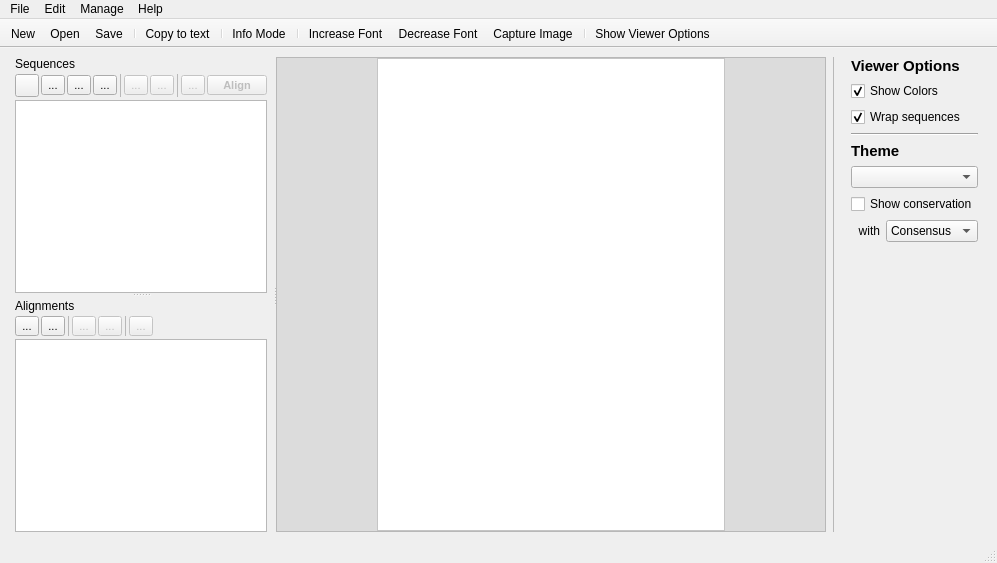
Before: the Qt Designer form src/linnaeo/linnaeo.ui in beowulfey/Linnaeo, drawn with Qt 5.
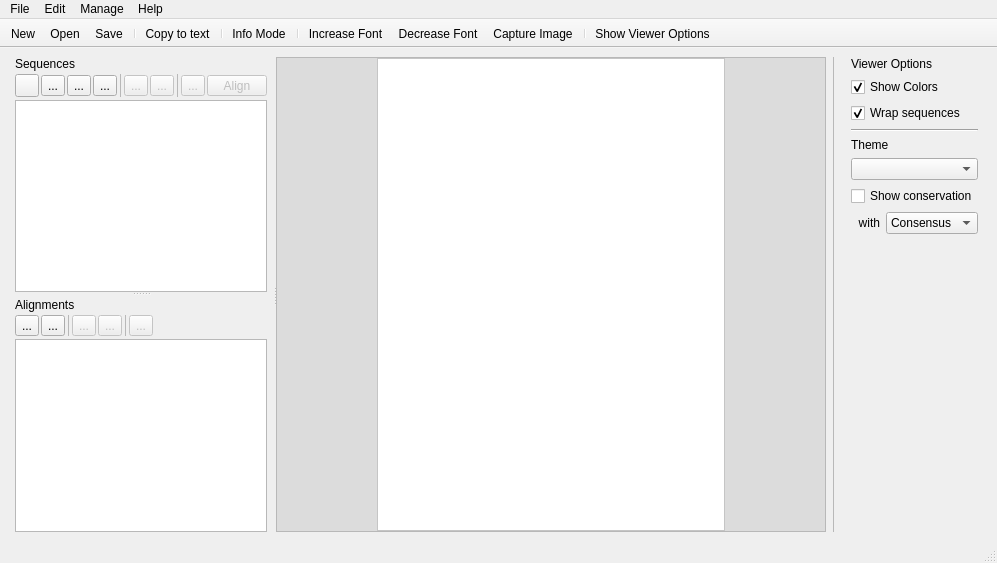
After: the same form once the commit is applied. Icons and pictures are not drawn. Custom widgets are drawn as their Qt base class.

```diff
--- a/src/linnaeo/linnaeo.ui
+++ b/src/linnaeo/linnaeo.ui
@@ -10,13 +10,6 @@
     <height>563</height>
    </rect>
   </property>
-  <property name="font">
-   <font>
-    <family>Arial</family>
-    <pointsize>9</pointsize>
-    <stylestrategy>PreferAntialias</stylestrategy>
-   </font>
-  </property>
   <property name="windowTitle">
    <string>Linnaeo</string>
   </property>
@@ -43,13 +36,6 @@
 }</string>
   </property>
   <widget class="QWidget" name="centralwidget">
-   <property name="font">
-    <font>
-     <family>Arial</family>
-     <pointsize>8</pointsize>
-     <stylestrategy>PreferDefault</stylestrategy>
-    </font>
-   </property>
    <layout class="QHBoxLayout" name="horizontalLayout">
     <item>
      <widget class="QSplitter" name="splitter_2">
@@ -179,13 +165,6 @@
               </item>
               <item>
                <widget class="QToolButton" name="downloadSeqButton">
-                <property name="font">
-                 <font>
-                  <family>Arial</family>
-                  <pointsize>8</pointsize>
-                  <stylestrategy>PreferDefault</stylestrategy>
-                 </font>
-                </property>
                 <property name="text">
                  <string>...</string>
                 </property>
@@ -197,13 +176,6 @@
               </item>
               <item>
                <widget class="QToolButton" name="importSequenceButton">
-                <property name="font">
-                 <font>
-                  <family>Arial</family>
-                  <pointsize>8</pointsize>
-                  <stylestrategy>PreferDefault</stylestrategy>
-                 </font>
-                </property>
                 <property name="text">
                  <string>...</string>
                 </property>
@@ -215,13 +187,6 @@
               </item>
               <item>
                <widget class="QToolButton" name="addSequenceFolderButton">
-                <property name="font">
-                 <font>
-                  <family>Arial</family>
-                  <pointsize>8</pointsize>
-                  <stylestrategy>PreferDefault</stylestrategy>
-                 </font>
-                </property>
                 <property name="toolTip">
                  <string>Add folder to sequence viewer</string>
                 </property>
@@ -259,13 +224,6 @@
                 <property name="enabled">
                  <bool>false</bool>
                 </property>
-                <property name="font">
-                 <font>
-                  <family>Arial</family>
-                  <pointsize>8</pointsize>
-                  <stylestrategy>PreferDefault</stylestrategy>
-                 </font>
-                </property>
                 <property name="text">
                  <string>...</string>
                 </property>
@@ -280,13 +238,6 @@
                 <property name="enabled">
                  <bool>false</bool>
                 </property>
-                <property name="font">
-                 <font>
-                  <family>Arial</family>
-                  <pointsize>8</pointsize>
-                  <stylestrategy>PreferDefault</stylestrategy>
-                 </font>
-                </property>
                 <property name="text">
                  <string>...</string>
                 </property>
@@ -321,13 +272,6 @@
                 <property name="enabled">
                  <bool>false</bool>
                 </property>
-                <property name="font">
-                 <font>
-                  <family>Arial</family>
-                  <pointsize>8</pointsize>
-                  <stylestrategy>PreferDefault</stylestrategy>
-                 </font>
-                </property>
                 <property name="text">
                  <string>...</string>
                 </property>
@@ -339,13 +283,6 @@
               </item>
               <item>
                <spacer name="horizontalSpacer_4">
-                <property name="font">
-                 <font>
-                  <family>Arial</family>
-                  <pointsize>8</pointsize>
-                  <stylestrategy>PreferDefault</stylestrategy>
-                 </font>
-                </property>
                 <property name="orientation">
                  <enum>Qt::Horizontal</enum>
                 </property>
@@ -368,15 +305,6 @@
                   <height>0</height>
                  </size>
                 </property>
-                <property name="font">
-                 <font>
-                  <family>Arial</family>
-                  <pointsize>8</pointsize>
-                  <weight>75</weight>
-                  <bold>true</bold>
-                  <stylestrategy>PreferDefault</stylestrategy>
-                 </font>
-                </property>
                 <property name="toolTip">
                  <string>Generate alignment from selected sequences</string>
                 </property>
@@ -405,13 +333,6 @@
                 <verstretch>0</verstretch>
                </sizepolicy>
               </property>
-              <property name="font">
-               <font>
-                <family>Arial</family>
-                <pointsize>9</pointsize>
-                <stylestrategy>PreferDefault</stylestrategy>
-               </font>
-              </property>
               <property name="toolTip">
                <string/>
               </property>
@@ -459,13 +380,6 @@
             </property>
             <item>
              <widget class="QLabel" name="alignLabel">
-              <property name="font">
-               <font>
-                <family>Arial</family>
-                <pointsize>9</pointsize>
-                <stylestrategy>PreferAntialias</stylestrategy>
-               </font>
-              </property>
               <property name="text">
                <string>Alignments</string>
               </property>
@@ -478,13 +392,6 @@
               </property>
               <item>
                <widget class="QToolButton" name="importAlignmentButton">
-                <property name="font">
-                 <font>
-                  <family>Arial</family>
-                  <pointsize>8</pointsize>
-                  <stylestrategy>PreferDefault</stylestrategy>
-                 </font>
-                </property>
                 <property name="text">
                  <string>...</string>
                 </property>
@@ -496,13 +403,6 @@
               </item>
               <item>
                <widget class="QToolButton" name="addAlignmentFolderButton">
-                <property name="font">
-                 <font>
-                  <family>Arial</family>
-                  <pointsize>8</pointsize>
-                  <stylestrategy>PreferDefault</stylestrategy>
-                 </font>
-                </property>
                 <property name="text">
                  <string>...</string>
                 </property>
@@ -514,13 +414,6 @@
               </item>
               <item>
                <widget class="Line" name="line_8">
-                <property name="font">
-                 <font>
-                  <family>Arial</family>
-                  <pointsize>8</pointsize>
-                  <stylestrategy>PreferDefault</stylestrategy>
-                 </font>
-                </property>
                 <property name="lineWidth">
                  <number>0</number>
                 </property>
@@ -537,13 +430,6 @@
                 <property name="enabled">
                  <bool>false</bool>
                 </property>
-                <property name="font">
-                 <font>
-                  <family>Arial</family>
-                  <pointsize>8</pointsize>
-                  <stylestrategy>PreferDefault</stylestrategy>
-                 </font>
-                </property>
                 <property name="text">
                  <string>...</string>
                 </property>
@@ -558,13 +444,6 @@
                 <property name="enabled">
                  <bool>false</bool>
                 </property>
-                <property name="font">
-                 <font>
-                  <family>Arial</family>
-                  <pointsize>8</pointsize>
-                  <stylestrategy>PreferDefault</stylestrategy>
-                 </font>
-                </property>
                 <property name="text">
                  <string>...</string>
                 </property>
@@ -576,13 +455,6 @@
               </item>
               <item>
                <widget class="Line" name="line_6">
-                <property name="font">
-                 <font>
-                  <family>Arial</family>
-                  <pointsize>8</pointsize>
-                  <stylestrategy>PreferDefault</stylestrategy>
-                 </font>
-                </property>
                 <property name="lineWidth">
                  <number>0</number>
                 </property>
@@ -599,13 +471,6 @@
                 <property name="enabled">
                  <bool>false</bool>
                 </property>
-                <property name="font">
-                 <font>
-                  <family>Arial</family>
-                  <pointsize>8</pointsize>
-                  <stylestrategy>PreferDefault</stylestrategy>
-                 </font>
-                </property>
                 <property name="text">
                  <string>...</string>
                 </property>
@@ -617,13 +482,6 @@
               </item>
               <item>
                <spacer name="horizontalSpacer_3">
-                <property name="font">
-                 <font>
-                  <family>Arial</family>
-                  <pointsize>8</pointsize>
-                  <stylestrategy>PreferDefault</stylestrategy>
-                 </font>
-                </property>
                 <property name="orientation">
                  <enum>Qt::Horizontal</enum>
                 </property>
@@ -923,15 +781,6 @@
        </property>
        <item>
         <widget class="QLabel" name="optionsLabel">
-         <property name="font">
-          <font>
-           <family>Arial</family>
-           <pointsize>11</pointsize>
-           <weight>75</weight>
-           <bold>true</bold>
-           <stylestrategy>PreferAntialias</stylestrategy>
-          </font>
-         </property>
          <property name="styleSheet">
           <string notr="true"/>
          </property>
@@ -945,13 +794,6 @@
        </item>
        <item>
         <widget class="QCheckBox" name="colorsEnabled">
-         <property name="font">
-          <font>
-           <family>Arial</family>
-           <pointsize>9</pointsize>
-           <stylestrategy>PreferDefault</stylestrategy>
-          </font>
-         </property>
          <property name="text">
           <string>Show Colors</string>
          </property>
@@ -962,13 +804,6 @@
        </item>
        <item>
         <widget class="QCheckBox" name="wrapEnabled">
-         <property name="font">
-          <font>
-           <family>Arial</family>
-           <pointsize>9</pointsize>
-           <stylestrategy>PreferDefault</stylestrategy>
-          </font>
-         </property>
          <property name="text">
           <string>Wrap sequences</string>
          </property>
@@ -979,13 +814,6 @@
        </item>
        <item>
         <widget class="Line" name="line_3">
-         <property name="font">
-          <font>
-           <family>Arial</family>
-           <pointsize>8</pointsize>
-           <stylestrategy>PreferDefault</stylestrategy>
-          </font>
-         </property>
          <property name="orientation">
           <enum>Qt::Horizontal</enum>
          </property>
@@ -993,15 +821,6 @@
        </item>
        <item>
         <widget class="QLabel" name="themeLabel">
-         <property name="font">
-          <font>
-           <family>Arial</family>
-           <pointsize>11</pointsize>
-           <weight>75</weight>
-           <bold>true</bold>
-           <stylestrategy>PreferAntialias</stylestrategy>
-          </font>
-         </property>
          <property name="styleSheet">
           <string notr="true"/>
          </property>
@@ -1014,25 +833,10 @@
         </widget>
        </item>
        <item>
-        <widget class="QComboBox" name="themeCombo">
-         <property name="font">
-          <font>
-           <family>Arial</family>
-           <pointsize>9</pointsize>
-           <stylestrategy>PreferDefault</stylestrategy>
-          </font>
-         </property>
-        </widget>
+        <widget class="QComboBox" name="themeCombo"/>
        </item>
        <item>
         <widget class="QCheckBox" name="conservedEnabled">
-         <property name="font">
-          <font>
-           <family>Arial</family>
-           <pointsize>9</pointsize>
-           <stylestrategy>PreferDefault</stylestrategy>
-          </font>
-         </property>
          <property name="text">
           <string>Show conservation</string>
          </property>
@@ -1042,13 +846,6 @@
         <layout class="QHBoxLayout" name="horizontalLayout_3">
          <item>
           <widget class="QLabel" name="label">
-           <property name="font">
-            <font>
-             <family>Arial</family>
-             <pointsize>9</pointsize>
-             <stylestrategy>PreferDefault</stylestrategy>
-            </font>
-           </property>
            <property name="layoutDirection">
             <enum>Qt::LeftToRight</enum>
            </property>
@@ -1062,13 +859,6 @@
          </item>
          <item>
           <widget class="QComboBox" name="conservedCombo">
-           <property name="font">
-            <font>
-             <family>Arial</family>
-             <pointsize>9</pointsize>
-             <stylestrategy>PreferDefault</stylestrategy>
-            </font>
-           </property>
            <item>
             <property name="text">
              <string>Consensus</string>
@@ -1080,13 +870,6 @@
        </item>
        <item>
         <spacer name="verticalSpacer">
-         <property name="font">
-          <font>
-           <family>Arial</family>
-           <pointsize>8</pointsize>
-           <stylestrategy>PreferDefault</stylestrategy>
-          </font>
-         </property>
          <property name="orientation">
           <enum>Qt::Vertical</enum>
          </property>
```
Left out of the diff: 170 changed lines with no effect on the pictures.
